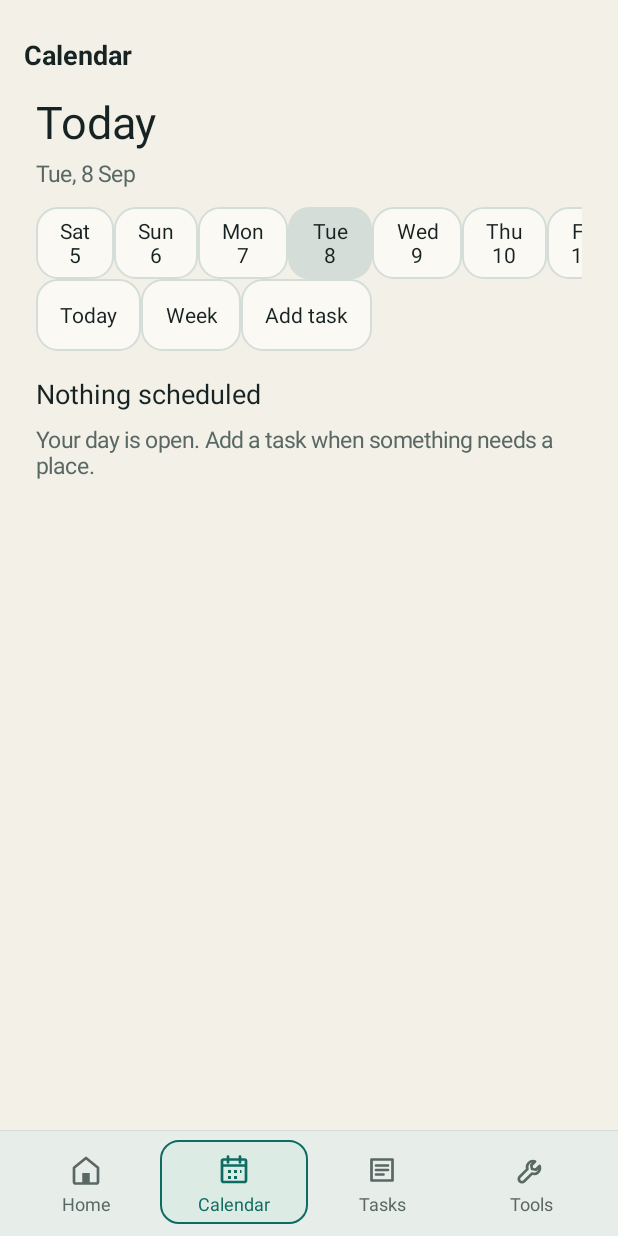
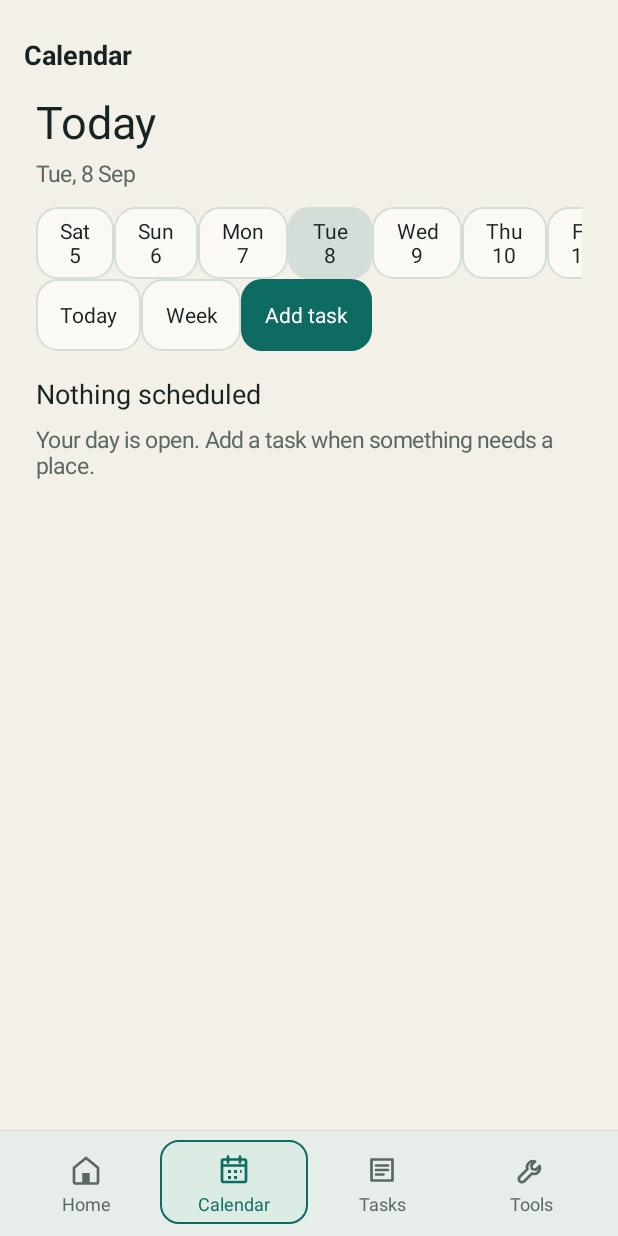
Before and after one commit to H4fizWasabie/map-android, an Android app: the screen it shows after launch (CalendarActivity), after a tap on "Calendar", on a phone screen of 412 x 824 dp. Run offline under Robolectric (Android 15) with nearby library versions, the light colour scheme and no system bars.

Commit message:
feat: polish today and calendar actions

```diff
--- a/app/src/main/kotlin/app/map/android/CalendarActivity.kt
+++ b/app/src/main/kotlin/app/map/android/CalendarActivity.kt
@@ -62,8 +62,14 @@ class CalendarActivity : Activity() {
             orientation = LinearLayout.HORIZONTAL
             addView(actionButton("Today") { selectedDay = dayStart(System.currentTimeMillis()); weekMode = false; render() })
             addView(actionButton(if (weekMode) "Today agenda" else "Week") { weekMode = !weekMode; render() })
-            addView(actionButton("Add task") {
+            addView(Button(this@CalendarActivity, null, 0, R.style.MapPrimaryButton).apply {
+                text = "Add task"
+                isAllCaps = false
+                minHeight = dp(48)
+                minWidth = dp(48)
+                setOnClickListener {
                 startActivity(Intent(this@CalendarActivity, MainActivity::class.java).putExtra(MainActivity.EXTRA_OPEN_COMPOSER, true))
+                }
             })
         }.also { body.addView(it) }
         if (weekMode) addWeek(body) else addDay(body)
--- a/app/src/main/kotlin/app/map/android/MainActivity.kt
+++ b/app/src/main/kotlin/app/map/android/MainActivity.kt
@@ -19,6 +19,8 @@ import android.widget.Spinner
 import android.widget.TextView
 import android.widget.Toast
 import java.util.Calendar
+import java.util.Date
+import java.util.Locale
 
 class MainActivity : Activity() {
     private lateinit var database: TaskDatabase
@@ -68,6 +70,12 @@ class MainActivity : Activity() {
         val startOfTomorrow = startOfToday + DAY
 
         render("Today", "Home") { body ->
+            body.addView(TextView(this).apply {
+                text = java.text.SimpleDateFormat("EEEE, d MMMM", Locale.getDefault()).format(Date())
+                textSize = 14f
+                setTextColor(getColor(R.color.map_accent))
+                setPadding(0, 0, 0, dp(4))
+            })
             body.addView(TextView(this).apply {
                 text = "A clear view of what needs your attention."
                 textSize = 16f
@@ -298,7 +306,7 @@ class MainActivity : Activity() {
                 isAllCaps = false
                 setOnClickListener { dialog.dismiss(); completeTask(task) }
             })
-            addView(Button(this@MainActivity).apply {
+            addView(Button(this@MainActivity, null, 0, R.style.MapPrimaryButton).apply {
                 text = "Save"
                 isAllCaps = false
                 setOnClickListener {
@@ -544,7 +552,7 @@ class MainActivity : Activity() {
                     isAllCaps = false
                     setOnClickListener { dialog.dismiss() }
                 })
-                addView(Button(this@MainActivity).apply {
+                addView(Button(this@MainActivity, null, 0, R.style.MapPrimaryButton).apply {
                     text = "Save"
                     isAllCaps = false
                     setOnClickListener {
```
Also changed, not shown: 1 other file.
